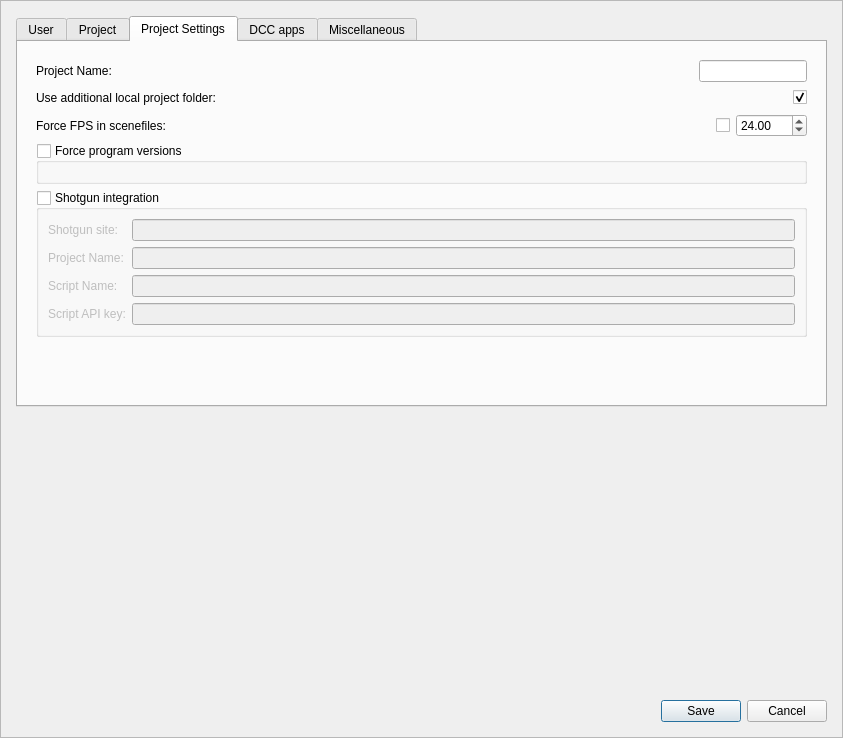
Above: Prism/PrismFiles/Scripts/UserInterfacesPrism/PrismSettings.ui from PrismPipeline/Prism before the change. Below: the same form after it.
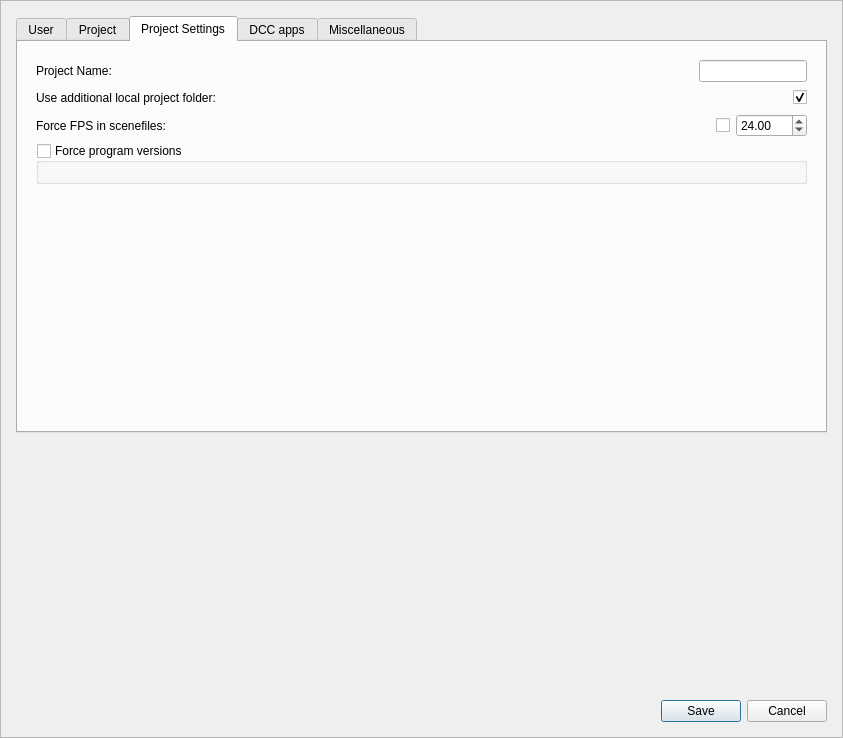
That is the form after the change. The open tabs and pages were chosen to show the change.

What changed in the file:
```diff
--- a/Prism/PrismFiles/Scripts/UserInterfacesPrism/PrismSettings.ui
+++ b/Prism/PrismFiles/Scripts/UserInterfacesPrism/PrismSettings.ui
@@ -97,41 +97,6 @@
              </layout>
             </widget>
            </item>
-           <item>
-            <widget class="QGroupBox" name="gb_sgUser">
-             <property name="title">
-              <string>Publish Shotgun versions with Shotgun account:</string>
-             </property>
-             <property name="checkable">
-              <bool>true</bool>
-             </property>
-             <property name="checked">
-              <bool>false</bool>
-             </property>
-             <layout class="QGridLayout" name="gridLayout_5">
-              <item row="0" column="0">
-               <widget class="QLabel" name="label_8">
-                <property name="text">
-                 <string>Username:       </string>
-                </property>
-               </widget>
-              </item>
-              <item row="0" column="1">
-               <widget class="QLineEdit" name="e_sgUsername"/>
-              </item>
-              <item row="1" column="0">
-               <widget class="QLabel" name="label_9">
-                <property name="text">
-                 <string>Password:</string>
-                </property>
-               </widget>
-              </item>
-              <item row="1" column="1">
-               <widget class="QLineEdit" name="e_sgUserPassword"/>
-              </item>
-             </layout>
-            </widget>
-           </item>
            <item>
             <spacer name="verticalSpacer_6">
              <property name="orientation">
@@ -518,70 +483,6 @@
                 </layout>
                </widget>
               </item>
-              <item>
-               <widget class="QGroupBox" name="gb_curPshotgun">
-                <property name="title">
-                 <string>Shotgun integration</string>
-                </property>
-                <property name="checkable">
-                 <bool>true</bool>
-                </property>
-                <property name="checked">
-                 <bool>false</bool>
-                </property>
-                <layout class="QVBoxLayout" name="verticalLayout_12">
-                 <item>
-                  <widget class="QWidget" name="w_shotgun" native="true">
-                   <layout class="QGridLayout" name="gridLayout_3">
-                    <property name="margin">
-                     <number>0</number>
-                    </property>
-                    <item row="0" column="2">
-                     <widget class="QLineEdit" name="e_curPsgSite"/>
-                    </item>
-                    <item row="3" column="2">
-                     <widget class="QLineEdit" name="e_curPsgKey"/>
-                    </item>
-                    <item row="0" column="0">
-                     <widget class="QLabel" name="l_curPsgSite">
-                      <property name="text">
-                       <string>Shotgun site:</string>
-                      </property>
-                     </widget>
-                    </item>
-                    <item row="3" column="0">
-                     <widget class="QLabel" name="l_curPsgKey">
-                      <property name="text">
-                       <string>Script API key:</string>
-                      </property>
-                     </widget>
-                    </item>
-                    <item row="1" column="2">
-                     <widget class="QLineEdit" name="e_curPsgPrjName"/>
-                    </item>
-                    <item row="1" column="0">
-                     <widget class="QLabel" name="label_14">
-                      <property name="text">
-                       <string>Project Name:</string>
-                      </property>
-                     </widget>
-                    </item>
-                    <item row="2" column="2">
-                     <widget class="QLineEdit" name="e_curPsgScriptName"/>
-                    </item>
-                    <item row="2" column="0">
-                     <widget class="QLabel" name="label_15">
-                      <property name="text">
-                       <string>Script Name:</string>
-                      </property>
-                     </widget>
-                    </item>
-                   </layout>
-                  </widget>
-                 </item>
-                </layout>
-               </widget>
-              </item>
               <item>
                <spacer name="verticalSpacer_12">
                 <property name="orientation">
@@ -737,6 +638,13 @@
              </layout>
             </widget>
            </item>
+           <item>
+            <widget class="QCheckBox" name="chb_highDPI">
+             <property name="text">
+              <string>HighDPI support (experimental)</string>
+             </property>
+            </widget>
+           </item>
            <item>
             <widget class="QGroupBox" name="groupBox_2">
              <property name="title">
```
Left out of the diff: 8 changed lines with no effect on the pictures.
